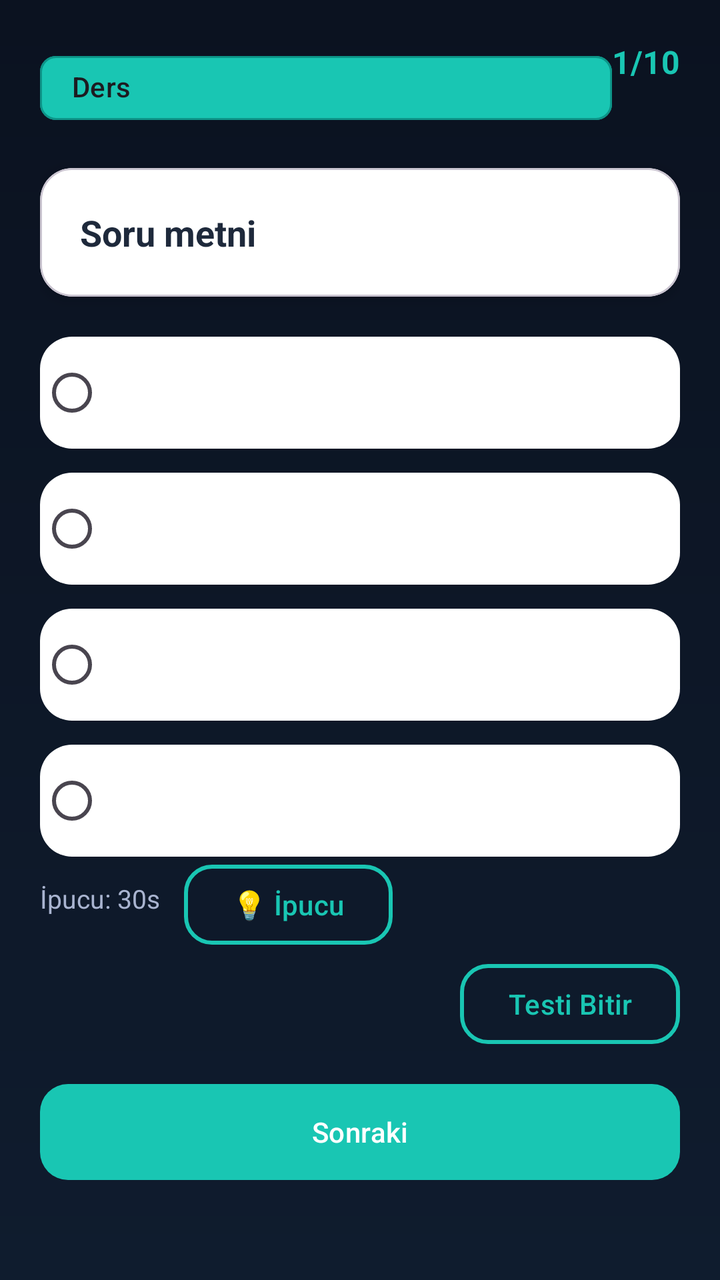
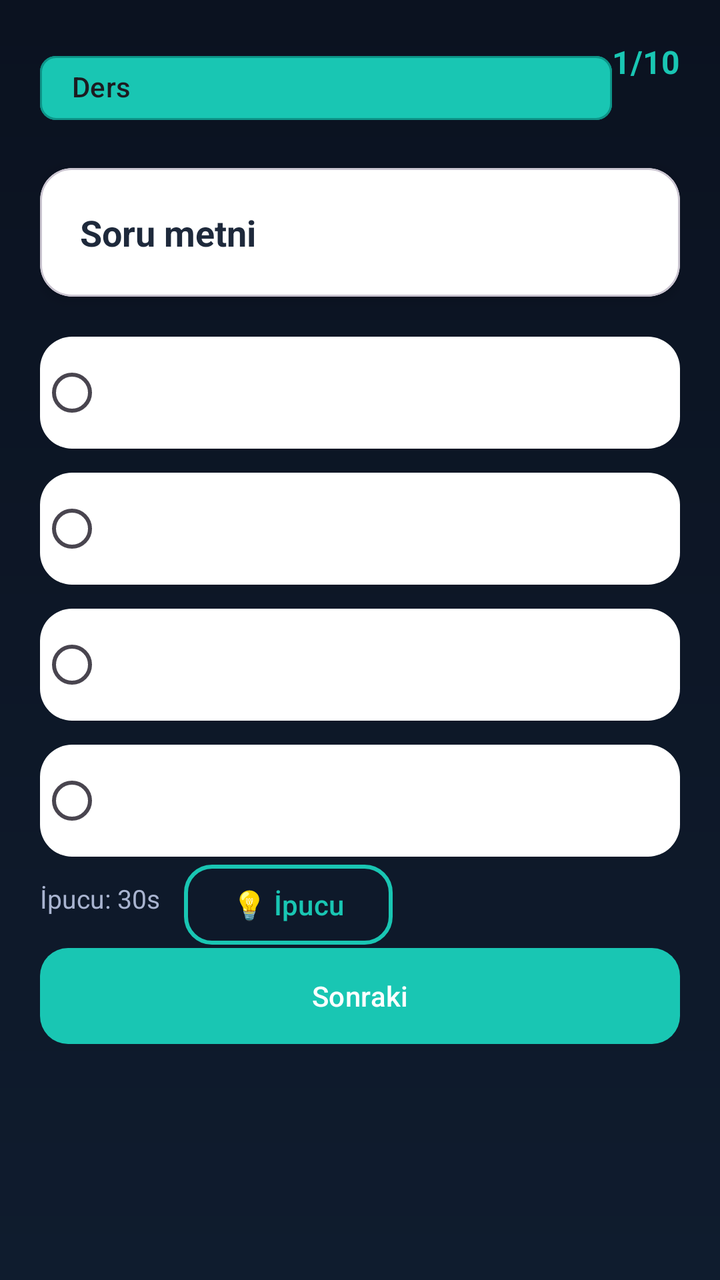

Two renders of the same Android screen: before a commit and after it. Below are the layout's source before the change and the commit's diff.
<!-- AndroidManifest.xml: application theme Theme.BrainBuddy -->
<!-- res/layout/activity_quiz.xml -->
<?xml version="1.0" encoding="utf-8"?>
<ScrollView xmlns:android="http://schemas.android.com/apk/res/android"
    xmlns:app="http://schemas.android.com/apk/res-auto"
    android:layout_width="match_parent"
    android:layout_height="match_parent"
    android:background="@drawable/bg_gradient"
    android:fillViewport="true">

    <androidx.constraintlayout.widget.ConstraintLayout
        android:layout_width="match_parent"
        android:layout_height="wrap_content"
        android:padding="20dp">

        <com.google.android.material.chip.Chip
            android:id="@+id/subjectChip"
            android:layout_width="0dp"
            android:layout_height="wrap_content"
            android:text="Ders"
            app:chipBackgroundColor="@color/bb_turquoise"
            app:chipStrokeColor="@color/bb_turquoise_dark"
            app:layout_constraintTop_toTopOf="parent"
            app:layout_constraintStart_toStartOf="parent"
            app:layout_constraintEnd_toStartOf="@id/progressText"
            app:layout_constraintHorizontal_chainStyle="spread_inside"/>

        <TextView
            android:id="@+id/progressText"
            android:layout_width="wrap_content"
            android:layout_height="wrap_content"
            android:text="1/10"
            android:textSize="16sp"
            android:textStyle="bold"
            android:textColor="@color/bb_turquoise"
            app:layout_constraintTop_toTopOf="parent"
            app:layout_constraintEnd_toEndOf="parent"/>

        <ImageView
            android:id="@+id/questionImage"
            android:layout_width="0dp"
            android:layout_height="160dp"
            android:layout_marginTop="16dp"
            android:scaleType="fitCenter"
            android:visibility="gone"
            app:layout_constraintTop_toBottomOf="@id/subjectChip"
            app:layout_constraintStart_toStartOf="parent"
            app:layout_constraintEnd_toEndOf="parent"/>

        <com.google.android.material.card.MaterialCardView
            android:id="@+id/questionCard"
            android:layout_width="0dp"
            android:layout_height="wrap_content"
            app:cardCornerRadius="16dp"
            app:cardElevation="4dp"
            app:cardBackgroundColor="@color/white"
            android:layout_marginTop="16dp"
            app:layout_constraintTop_toBottomOf="@id/questionImage"
            app:layout_constraintStart_toStartOf="parent"
            app:layout_constraintEnd_toEndOf="parent">

            <TextView
                android:id="@+id/questionText"
                android:layout_width="match_parent"
                android:layout_height="wrap_content"
                android:text="Soru metni"
                android:textSize="18sp"
                android:textStyle="bold"
                android:textColor="@color/bb_text_dark"
                android:lineSpacingMultiplier="1.2"
                android:padding="20dp"/>
        </com.google.android.material.card.MaterialCardView>

        <RadioGroup
            android:id="@+id/optionsGroup"
            android:layout_width="0dp"
            android:layout_height="wrap_content"
            android:layout_marginTop="20dp"
            app:layout_constraintTop_toBottomOf="@id/questionCard"
            app:layout_constraintStart_toStartOf="parent"
            app:layout_constraintEnd_toEndOf="parent">

            <RadioButton
                android:id="@+id/optA"
                android:layout_width="match_parent"
                android:layout_height="wrap_content"
                android:minHeight="56dp"
                android:padding="16dp"
                android:layout_marginBottom="12dp"
                android:background="@drawable/bg_choice_button"
                android:textSize="16sp"
                android:textColor="@color/bb_text_dark"/>

            <RadioButton
                android:id="@+id/optB"
                android:layout_width="match_parent"
                android:layout_height="wrap_content"
                android:minHeight="56dp"
                android:padding="16dp"
                android:layout_marginBottom="12dp"
                android:background="@drawable/bg_choice_button"
                android:textSize="16sp"
                android:textColor="@color/bb_text_dark"/>

            <RadioButton
                android:id="@+id/optC"
                android:layout_width="match_parent"
                android:layout_height="wrap_content"
                android:minHeight="56dp"
                android:padding="16dp"
                android:layout_marginBottom="12dp"
                android:background="@drawable/bg_choice_button"
                android:textSize="16sp"
                android:textColor="@color/bb_text_dark"/>

            <RadioButton
                android:id="@+id/optD"
                android:layout_width="match_parent"
                android:layout_height="wrap_content"
                android:minHeight="56dp"
                android:padding="16dp"
                android:background="@drawable/bg_choice_button"
                android:textSize="16sp"
                android:textColor="@color/bb_text_dark"/>
        </RadioGroup>

        <TextView
            android:id="@+id/feedbackText"
            android:layout_width="0dp"
            android:layout_height="wrap_content"
            android:text="Geri bildirim"
            android:textSize="16sp"
            android:textStyle="bold"
            android:visibility="gone"
            android:layout_marginTop="16dp"
            app:layout_constraintTop_toBottomOf="@id/optionsGroup"
            app:layout_constraintStart_toStartOf="parent"
            app:layout_constraintEnd_toEndOf="parent"/>

        <TextView
            android:id="@+id/hintTimer"
            android:layout_width="wrap_content"
            android:layout_height="wrap_content"
            android:text="İpucu: 30s"
            android:textSize="13sp"
            android:textColor="@color/bb_text_muted"
            android:layout_marginTop="12dp"
            app:layout_constraintTop_toBottomOf="@id/feedbackText"
            app:layout_constraintStart_toStartOf="parent"/>

        <Button
            android:id="@+id/hintBtn"
            style="@style/BBButtonAlt"
            android:layout_width="wrap_content"
            android:layout_height="wrap_content"
            android:text="💡 İpucu"
            android:layout_marginStart="12dp"
            app:layout_constraintTop_toBottomOf="@id/feedbackText"
            app:layout_constraintStart_toEndOf="@id/hintTimer"/>

        <TextView
            android:id="@+id/hintText"
            android:layout_width="0dp"
            android:layout_height="wrap_content"
            android:text="İpucu metni"
            android:textSize="14sp"
            android:textColor="@color/bb_text_muted"
            android:visibility="gone"
            android:layout_marginTop="8dp"
            app:layout_constraintTop_toBottomOf="@id/hintTimer"
            app:layout_constraintStart_toStartOf="parent"
            app:layout_constraintEnd_toEndOf="parent"/>

        <Button
            android:id="@+id/submitBtn"
            style="@style/BB.Button"
            android:layout_width="0dp"
            android:layout_height="56dp"
            android:text="Cevabı Kontrol Et"
            android:visibility="gone"
            android:layout_marginTop="20dp"
            app:layout_constraintTop_toBottomOf="@id/hintText"
            app:layout_constraintStart_toStartOf="parent"
            app:layout_constraintEnd_toEndOf="parent"/>

        <Button
            android:id="@+id/finishTestBtn"
            style="@style/BBButtonAlt"
            android:layout_width="wrap_content"
            android:layout_height="48dp"
            android:text="Testi Bitir"
            android:layout_marginTop="20dp"
            app:layout_constraintTop_toBottomOf="@id/hintText"
            app:layout_constraintEnd_toEndOf="parent"/>

        <Button
            android:id="@+id/nextBtn"
            style="@style/BB.Button"
            android:layout_width="0dp"
            android:layout_height="56dp"
            android:text="Sonraki"
            android:layout_marginTop="12dp"
            app:layout_constraintTop_toBottomOf="@id/finishTestBtn"
            app:layout_constraintStart_toStartOf="parent"
            app:layout_constraintEnd_toEndOf="parent"/>

    </androidx.constraintlayout.widget.ConstraintLayout>
</ScrollView>
<!-- resources referenced by this layout -->
<resources>
  <color name="bb_text_dark">#1E293B</color>
  <color name="bb_text_muted">#A9B4D0</color>
  <color name="bb_turquoise">#19C6B3</color>
  <color name="bb_turquoise_dark">#0D9488</color>
  <color name="white">#FFFFFF</color>
  <!-- drawable bg_choice_button (drawable) -->
  <?xml version="1.0" encoding="utf-8"?>
  <ripple xmlns:android="http://schemas.android.com/apk/res/android"
      android:color="@color/bb_turquoise">
      <item>
          <shape android:shape="rectangle">
              <solid android:color="@color/white"/>
              <corners android:radius="16dp"/>
          </shape>
      </item>
  </ripple>
  <!-- drawable bg_gradient (drawable) -->
  <?xml version="1.0" encoding="utf-8"?>
  <layer-list xmlns:android="http://schemas.android.com/apk/res/android">
      <item>
          <shape>
              <gradient
                  android:angle="270"
                  android:startColor="#0B1220"
                  android:endColor="#0F1C2E"/>
          </shape>
      </item>
  </layer-list>
  <style name="BB.Button" parent="BBButton" />
  <style name="BBButtonAlt" parent="Widget.Material3.Button.OutlinedButton">
          <item name="android:minHeight">48dp</item>
          <item name="cornerRadius">14dp</item>
          <item name="android:textAllCaps">false</item>
          <item name="android:textColor">@color/bb_primary</item>
          <item name="strokeColor">@color/bb_primary</item>
          <item name="strokeWidth">2dp</item>
      </style>
  <style name="Theme.BrainBuddy" parent="Theme.Material3.DayNight.NoActionBar">
          
          <item name="colorPrimary">@color/bb_primary</item>
          <item name="colorOnPrimary">@color/white</item>
          <item name="colorSecondary">@color/bb_secondary</item>
          <item name="colorOnSecondary">@color/white</item>
          <item name="colorTertiary">@color/bb_tertiary</item>
          <item name="colorOnTertiary">@color/white</item>
  
          
          <item name="android:windowBackground">@color/bb_bg</item>
          <item name="android:textColorPrimary">@color/bb_text</item>
          <item name="android:textColorSecondary">@color/bb_text_muted</item>
      </style>
  <style name="BBButton" parent="Widget.Material3.Button">
          <item name="android:minHeight">48dp</item>
          <item name="cornerRadius">14dp</item>
          <item name="android:textAllCaps">false</item>
          <item name="android:textColor">@color/white</item>
          <item name="backgroundTint">@color/bb_primary</item>
      </style>
  <color name="bb_primary">#19C6B3</color>
  <color name="bb_secondary">#38BDF8</color>
  <color name="bb_tertiary">#A78BFA</color>
  <color name="bb_bg">#0B1220</color>
  <color name="bb_text">#EAF0FF</color>
</resources>

<!-- the commit's change to res/layout/activity_quiz.xml (unified diff, before → after) -->
@@ -187,6 +187,7 @@
             android:layout_width="wrap_content"
             android:layout_height="48dp"
             android:text="Testi Bitir"
+            android:visibility="gone"
             android:layout_marginTop="20dp"
             app:layout_constraintTop_toBottomOf="@id/hintText"
             app:layout_constraintEnd_toEndOf="parent"/>
